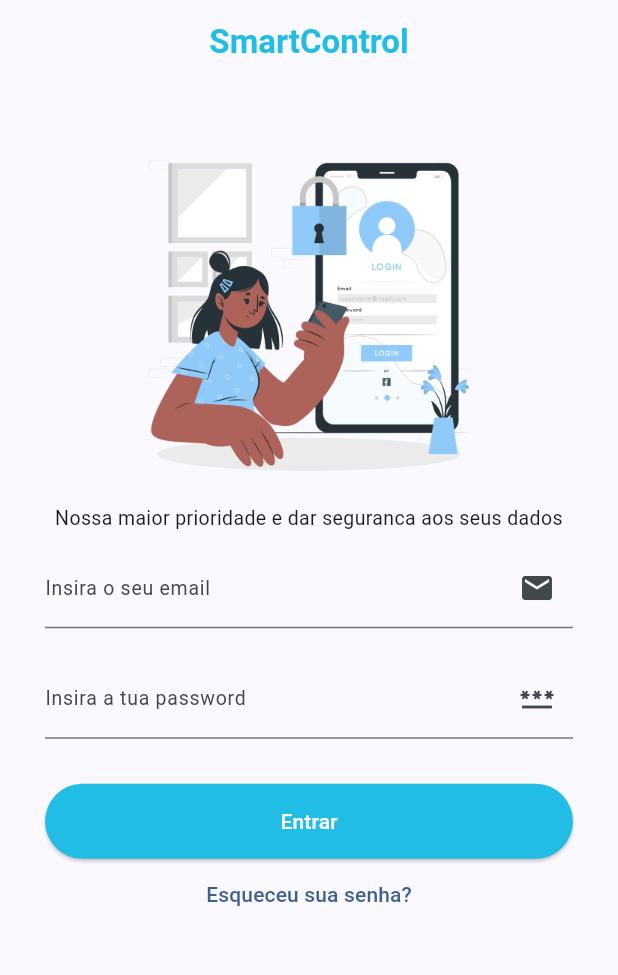
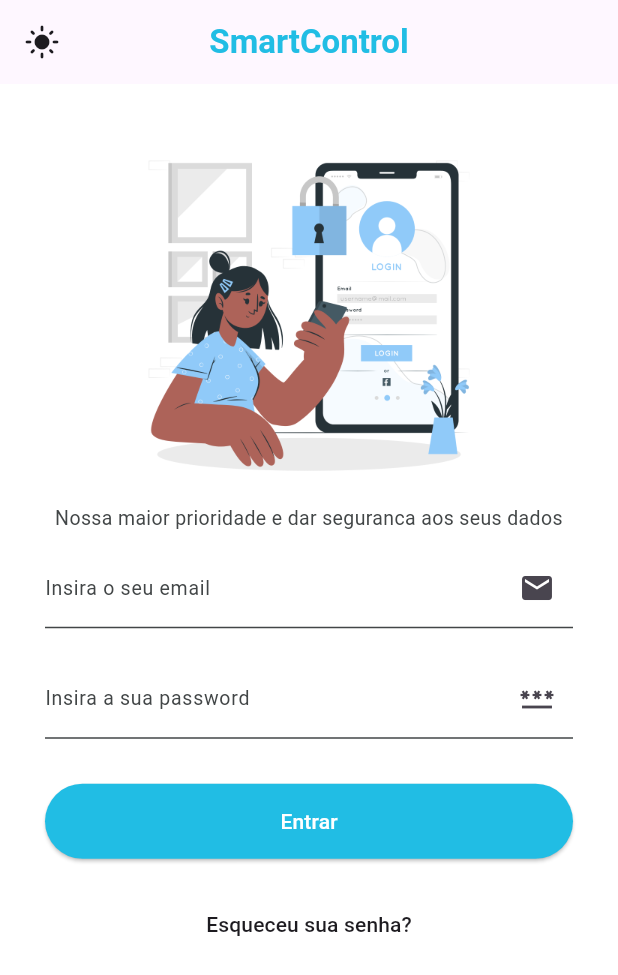
Before and after one commit to Leovigildo-Loureiro-Joao/LoginPage_Flutter, a Flutter app: the screen it shows after launch, on a phone screen of 412 x 824 dp. Shown: the top 975 px of the screen. Run offline on Flutter 3.47's test engine with Material 3 defaults, Android fonts, the phone set to English and light mode, and no system bars.

Commit message:
finishing app

```diff
--- a/lib/loginscreen.dart
+++ b/lib/loginscreen.dart
@@ -1,10 +1,15 @@
 import 'package:flutter/material.dart';
-import 'theme.dart';
+import 'package:loginpage/main.dart';
+import 'ui/themes.dart';
+import 'widget/textField.dart';
 import 'homescreen.dart';
 class LoginScreen extends StatefulWidget {
-  const LoginScreen({super.key, required this.title,});
+  const LoginScreen({super.key, required this.title,required this.theme,required this.updateTheme});
 
   final String title;
+  final ThemeData theme;
+  final VoidCallback updateTheme;
+
 
   @override
   State<LoginScreen> createState() => _MyHomePageState();
@@ -17,19 +22,22 @@ class _MyHomePageState extends State<LoginScreen> {
   WidgetStatesController button=WidgetStatesController();
   TextEditingController passwordController = TextEditingController();
   bool isLoading = false;
-  bool erro=false;
+  IconData icone= Icons.light_mode;
+  List erro=[false,false];
+
+  IconData get iconeTema {
+    return widget.theme == Themes.lightTheme
+        ? Icons.dark_mode
+        : Icons.light_mode;
+  }
   // E ISSO TAMBÉM É LÓGICA! 👇
   void fakeLogin() async {
     setState(() => isLoading = true);          // ✅ LÓGICA DE ESTADO
     await Future.delayed(Duration(seconds: 2)); // ✅ LÓGICA TEMPORAL
-    if (!emailController.text.contains("@") && emailController.text.length<1) {
-      print("Erro!!! email mal inserido");
-      erro=true;
-    }if (passwordController.text.length<6) {
-      print("Erro!!! password muito curta");
-      erro=true;
-    }
-    if (!erro) {
+    erro[0]=!emailController.text.contains("@");
+    erro[1]=passwordController.text.length<6;
+
+    if (!erro[0]&&!erro[1]) {
       Navigator.pushReplacement(
         context,
         MaterialPageRoute(builder: (context) => HomeScreen()),
@@ -38,19 +46,21 @@ class _MyHomePageState extends State<LoginScreen> {
     setState(() => isLoading = false);         // ✅ LÓGICA DE ESTADO
   }
 
+  aletrarTema(){
+    widget.updateTheme();
+
+  }
+
   @override
   Widget build(BuildContext context) {
-
     return Scaffold(
       appBar: AppBar(
         centerTitle: true,
         title:Text(
           widget.title,
-          style: TextStyle(
-            color: primaryColor,
-            fontWeight: FontWeight.bold
-
-          ),
+          style: Themes.titleText
+        ),
+        leading: IconButton(onPressed: aletrarTema, icon: Icon(icone),
         ),
       ),
       body: Align(
@@ -70,59 +80,39 @@ class _MyHomePageState extends State<LoginScreen> {
             Text(
               "Nossa maior prioridade e dar seguranca aos seus dados",
               textAlign: TextAlign.center,
-              style: TextStyle(
-                fontSize: 13
-              ),
+              style: icone==Icons.light_mode?Themes.bodyText:Themes.bodyTextDark
             ),
             SizedBox(height: 10),
             Column(
               children: [
-                TextField(
-
-                  controller: emailController,
-                  decoration: InputDecoration(
-                    labelText: "Insira o seu email",
-                    suffixIcon: Icon(Icons.email),
-                    labelStyle: TextStyle(
-                      fontSize: 13
-                    )
+                inputUnderline(
+                  Icon(
+                    Icons.email
                   ),
-                ),
-                 SizedBox(height: 20),
-                TextField(
-                  obscureText: true,
-                  controller: passwordController,
-                  decoration: InputDecoration(
-                    labelText: "Insira a tua password",
-                    suffixIcon: Icon(
-                      Icons.password_sharp
-                    ),
-                    labelStyle: TextStyle(
-                      fontSize: 13
-                    )
-
+                  false,
+                  "Insira o seu email",
+                  erro[0],
+                  emailController
                   ),
-                ),
+                SizedBox(height: 20),
+                inputUnderline(
+                  Icon(
+                    Icons.password
+                  ),
+                  true,
+                  "Insira a sua password",
+                  erro[1],
+                  passwordController
+                  ),
                  SizedBox(height: 30),
             isLoading?
             CircularProgressIndicator()
             :ElevatedButton(onPressed:fakeLogin, child: Text("Entrar"),
-
-                style: ButtonStyle(
-                  minimumSize: WidgetStatePropertyAll<Size>(
-                    Size(500,50)
-                  ) ,
-                 foregroundColor: WidgetStatePropertyAll<Color>(
-                    Colors.white
-                  ) ,
-                  backgroundColor:  WidgetStatePropertyAll<Color>(
-                    primaryColor
-                  )
-                ),
               )
               ],
             ),
-            TextButton(onPressed: ()=>{}, child: Text("Esqueceu sua senha?"))
+            SizedBox(height: 20,),
+            TextButton(onPressed: ()=>{}, child: Text("Esqueceu sua senha?",style: Themes.lightTheme.textTheme.bodySmall))
           ],
         ),
       ),
--- a/lib/main.dart
+++ b/lib/main.dart
@@ -1,22 +1,44 @@
 import 'package:flutter/material.dart';
+import 'package:loginpage/ui/themes.dart';
 import 'loginscreen.dart';
 void main() {
   runApp(const MyApp());
 }
 
-class MyApp extends StatelessWidget {
+class MyApp extends StatefulWidget {
+
   const MyApp({super.key});
 
+  @override
+  State<MyApp> createState() =>_MainState();
+
   // This widget is the root of your application.
+
+
+
+}
+
+class _MainState extends State<MyApp> {
+
+  ThemeData _currentTheme=Themes.lightTheme;
+
+  void _switchTheme() {
+    setState(() {
+      _currentTheme = _currentTheme == Themes.lightTheme
+          ? Themes.darkTheme
+          : Themes.lightTheme;
+    });
+  }
+
+
   @override
   Widget build(BuildContext context) {
     return MaterialApp(
       title: 'Flutter Demo',
       debugShowCheckedModeBanner: false,
-      theme: ThemeData(
-        colorScheme: ColorScheme.fromSeed(seedColor: const Color(0xFF3A70B7)),
-      ),
-      home: const LoginScreen(title: 'SmartControl'),
+      theme: _currentTheme,
+      home: LoginScreen(title: 'SmartControl',theme: _currentTheme,updateTheme: _switchTheme,),
     );
   }
+
 }
--- a/lib/theme.dart
+++ /dev/null
@@ -1,5 +0,0 @@
-import 'package:flutter/material.dart';
-
-export '';
-
-const primaryColor=Color(0xFF21BDE4);
--- /dev/null
+++ b/lib/ui/themes.dart
@@ -0,0 +1,57 @@
+import 'package:flutter/material.dart';
+
+
+class ColorsApp {
+  static final Color primaryColor=Color(0xFF21BDE4);
+  static final Color textColor=Color(0xFF424647);
+  static final Color error=Color.fromARGB(255, 167, 0, 0);
+}
+
+
+class Themes {
+  static final TextStyle errorInput = TextStyle(
+    color: ColorsApp.error,
+    fontSize: 13,
+  );
+
+  static final TextStyle bodyText = TextStyle(
+    color: ColorsApp.textColor,
+    fontSize: 13,
+  );
+
+  static final TextStyle bodyTextDark = TextStyle(
+    color: Colors.white,
+    fontSize: 13,
+  );
+
+  static final TextStyle titleText = TextStyle(
+    color: ColorsApp.primaryColor,
+    fontWeight: FontWeight.bold,
+  );
+
+  static final ThemeData lightTheme = ThemeData(
+    brightness: Brightness.light, // ✅ IMPORTANTE!
+    primaryColor: ColorsApp.primaryColor,
+    scaffoldBackgroundColor: Colors.white, // ✅ FUNDO CLARO
+    elevatedButtonTheme: ElevatedButtonThemeData(
+      style: ButtonStyle(
+        minimumSize: WidgetStatePropertyAll<Size>(Size(500, 50)),
+        foregroundColor: WidgetStatePropertyAll<Color>(Colors.white),
+        backgroundColor: WidgetStatePropertyAll<Color>(ColorsApp.primaryColor),
+      ),
+    ),
+  );
+
+  static final ThemeData darkTheme = ThemeData(
+    brightness: Brightness.dark, // ✅ IMPORTANTE!
+    primaryColor: ColorsApp.primaryColor,
+    scaffoldBackgroundColor: Colors.grey[900], // ✅ FUNDO ESCURO
+    elevatedButtonTheme: ElevatedButtonThemeData(
+      style: ButtonStyle(
+        minimumSize: WidgetStatePropertyAll<Size>(Size(500, 50)),
+        foregroundColor: WidgetStatePropertyAll<Color>(Colors.white),
+        backgroundColor: WidgetStatePropertyAll<Color>(ColorsApp.primaryColor),
+      ),
+    ),
+  );
+}
--- /dev/null
+++ b/lib/widget/textField.dart
@@ -0,0 +1,21 @@
+import 'package:flutter/material.dart';
+import 'package:flutter/widgets.dart';
+import "../ui/themes.dart";
+
+TextField inputUnderline(Icon icone,bool obscure,String text,bool error,TextEditingController controller) {
+  return TextField(
+      obscureText: obscure,
+      controller: controller,
+      decoration: InputDecoration(
+        enabledBorder: UnderlineInputBorder(
+           borderSide: BorderSide(
+            color: error?ColorsApp.error:ColorsApp.textColor,
+           )
+        ),
+        labelText: text,
+        suffixIcon:icone,
+        labelStyle: error?Themes.errorInput:Themes.bodyText
+
+      ),
+    );
+}
```
